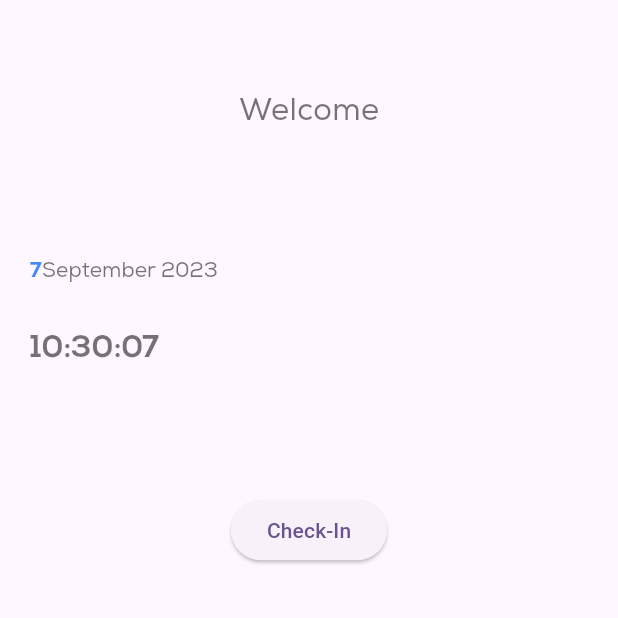
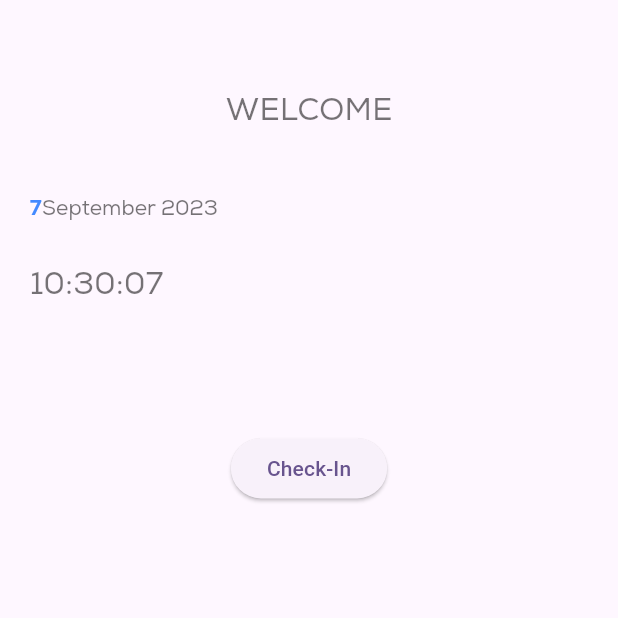
Before and after one commit to Gopala05/Flutter_WearOS, a Flutter app: the screen it shows after launch, on a phone screen of 412 x 824 dp, the top half of it. Run offline on Flutter 3.47's test engine with Material 2 defaults, Android fonts, the phone set to English and light mode, and no system bars; our stand-ins replace cloud_firestore, firebase_core, flutter_keyboard_visibility, slide_to_act; accounts and stored records are empty.

Commit message:
HomeScreen

```diff
--- a/lib/HomeScreen.dart
+++ b/lib/HomeScreen.dart
@@ -1,6 +1,7 @@
 import 'package:cloud_firestore/cloud_firestore.dart';
 import 'package:flutter/material.dart';
 import 'package:intl/intl.dart';
+import 'package:slide_to_act/slide_to_act.dart';
 
 class HomeScreen extends StatefulWidget {
   const HomeScreen({Key? key}) : super(key: key);
@@ -61,7 +62,7 @@ class _HomeScreenState extends State<HomeScreen> {
               alignment: Alignment.center,
               margin: EdgeInsets.only(top: screenHeight/20),
               child: Text(
-                "Welcome",
+                "WELCOME",
                 style: TextStyle(
                   color: Colors.black54,
                   fontFamily: "NexaRegular",
@@ -70,7 +71,7 @@ class _HomeScreenState extends State<HomeScreen> {
               ),
             ),
             Container(
-                margin: EdgeInsets.only(top: screenHeight/10),
+                margin: EdgeInsets.only(top: screenHeight / 20),
                 alignment: Alignment.centerLeft,
                 child: RichText(
                   text: TextSpan(
@@ -101,7 +102,7 @@ class _HomeScreenState extends State<HomeScreen> {
                     DateFormat('hh:mm:ss').format(DateTime.now()),
                     style: TextStyle(
                       fontSize: screenWidth/20,
-                      fontFamily: "NexaBold",
+                      fontFamily: "NexaRegular",
                       color: Colors.black54,
                     ),
                   ),
```
